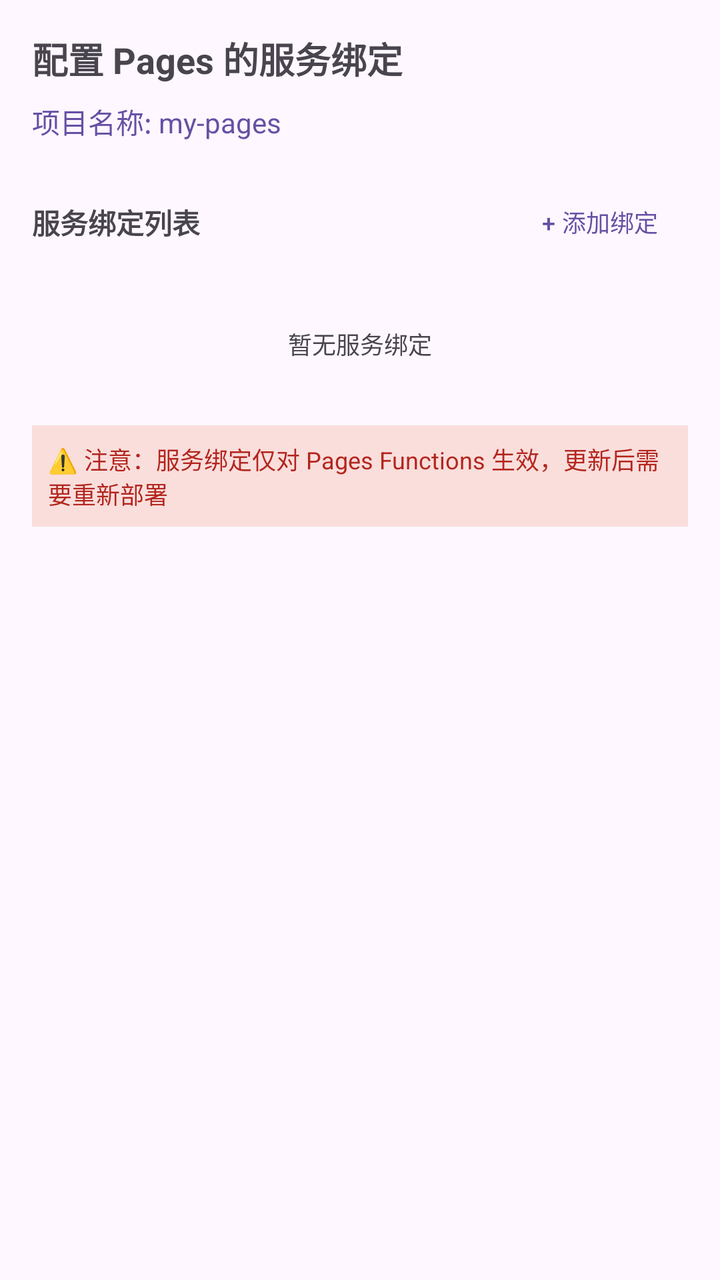
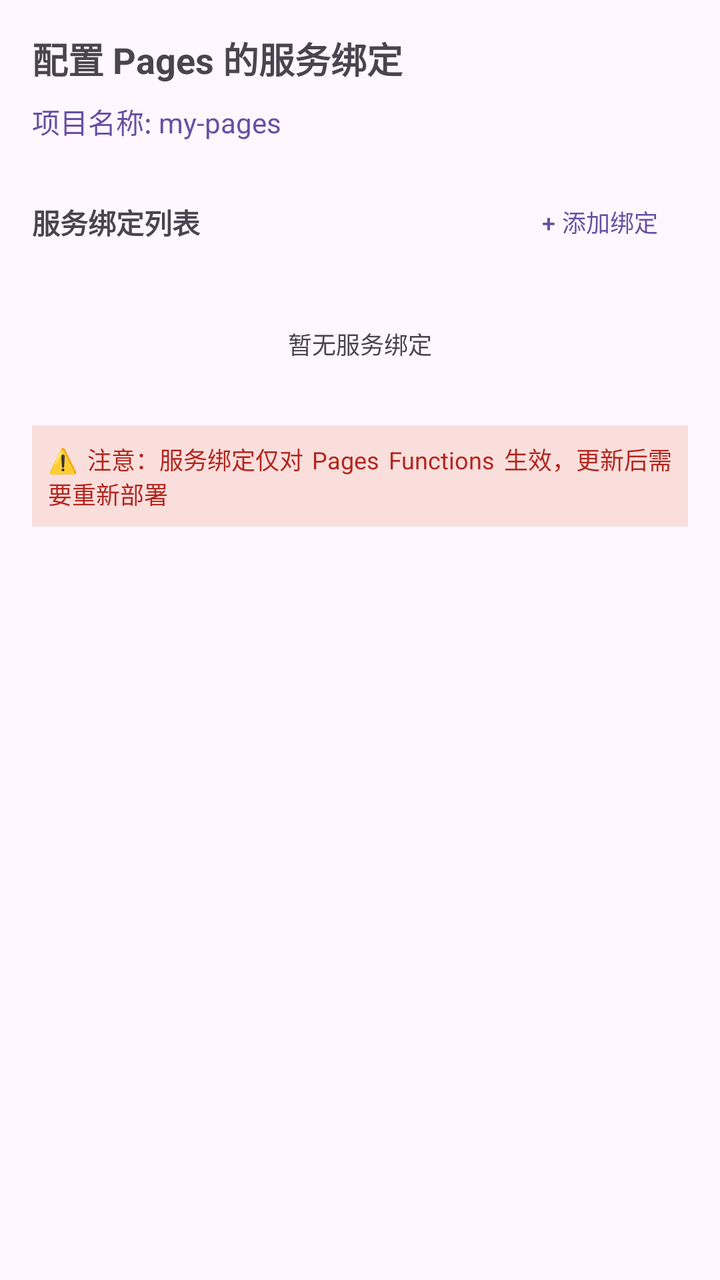

Screens rendered from an Android XML layout before and after an edit, with the pre-edit source and the edit as a unified diff.
<!-- AndroidManifest.xml: application theme AppTheme -->
<!-- res/layout/dialog_pages_services.xml -->
<?xml version="1.0" encoding="utf-8"?>
<LinearLayout xmlns:android="http://schemas.android.com/apk/res/android"
    xmlns:app="http://schemas.android.com/apk/res-auto"
    android:layout_width="match_parent"
    android:layout_height="wrap_content"
    android:orientation="vertical"
    android:padding="16dp">

    <TextView
        android:id="@+id/projectNameTitle"
        android:layout_width="match_parent"
        android:layout_height="wrap_content"
        android:text="配置 Pages 的服务绑定"
        android:textSize="18sp"
        android:textStyle="bold"
        android:layout_marginBottom="8dp" />

    <TextView
        android:id="@+id/projectNameText"
        android:layout_width="match_parent"
        android:layout_height="wrap_content"
        android:text="项目名称: my-pages"
        android:textSize="14sp"
        android:textColor="?attr/colorPrimary"
        android:layout_marginBottom="16dp" />

    <LinearLayout
        android:layout_width="match_parent"
        android:layout_height="wrap_content"
        android:orientation="horizontal"
        android:gravity="center_vertical"
        android:layout_marginBottom="12dp">

        <TextView
            android:layout_width="0dp"
            android:layout_height="wrap_content"
            android:layout_weight="1"
            android:text="服务绑定列表"
            android:textSize="14sp"
            android:textStyle="bold" />

        <Button
            android:id="@+id/addBindingBtn"
            android:layout_width="wrap_content"
            android:layout_height="wrap_content"
            android:text="+ 添加绑定"
            android:textSize="12sp"
            style="@style/Widget.Material3.Button.TextButton" />

    </LinearLayout>

    <androidx.recyclerview.widget.RecyclerView
        android:id="@+id/bindingsRecyclerView"
        android:layout_width="match_parent"
        android:layout_height="wrap_content"
        android:maxHeight="300dp"
        android:nestedScrollingEnabled="true"
        app:layoutManager="androidx.recyclerview.widget.LinearLayoutManager" />

    <TextView
        android:id="@+id/noBindingsText"
        android:layout_width="match_parent"
        android:layout_height="wrap_content"
        android:text="暂无服务绑定"
        android:textSize="12sp"
        android:textColor="?android:attr/textColorSecondary"
        android:padding="16dp"
        android:gravity="center"
        android:visibility="visible" />

    <TextView
        android:layout_width="match_parent"
        android:layout_height="wrap_content"
        android:text="⚠️ 注意：服务绑定仅对 Pages Functions 生效，更新后需要重新部署"
        android:textSize="12sp"
        android:textColor="?attr/colorError"
        android:layout_marginTop="16dp"
        android:padding="8dp"
        android:background="?attr/colorErrorContainer" />

</LinearLayout>
<!-- resources referenced by this layout -->
<resources>
  <style name="AppTheme" parent="Base.AppTheme" />
  <style name="Base.AppTheme" parent="Theme.Material3.DayNight.NoActionBar">
      
      
    </style>
</resources>

<!-- the commit's change to res/layout/dialog_pages_services.xml (unified diff, before → after) -->
@@ -10,7 +10,7 @@
         android:id="@+id/projectNameTitle"
         android:layout_width="match_parent"
         android:layout_height="wrap_content"
-        android:text="配置 Pages 的服务绑定"
+        android:text="@string/xml_dialog_pages_services"
         android:textSize="18sp"
         android:textStyle="bold"
         android:layout_marginBottom="8dp" />
@@ -19,7 +19,7 @@
         android:id="@+id/projectNameText"
         android:layout_width="match_parent"
         android:layout_height="wrap_content"
-        android:text="项目名称: my-pages"
+        android:text="@string/xml_dialog_pages_services_2"
         android:textSize="14sp"
         android:textColor="?attr/colorPrimary"
         android:layout_marginBottom="16dp" />
@@ -35,7 +35,7 @@
             android:layout_width="0dp"
             android:layout_height="wrap_content"
             android:layout_weight="1"
-            android:text="服务绑定列表"
+            android:text="@string/xml_dialog_pages_services_3"
             android:textSize="14sp"
             android:textStyle="bold" />
 
@@ -43,7 +43,7 @@
             android:id="@+id/addBindingBtn"
             android:layout_width="wrap_content"
             android:layout_height="wrap_content"
-            android:text="+ 添加绑定"
+            android:text="@string/binding_add"
             android:textSize="12sp"
             style="@style/Widget.Material3.Button.TextButton" />
 
@@ -61,7 +61,7 @@
         android:id="@+id/noBindingsText"
         android:layout_width="match_parent"
         android:layout_height="wrap_content"
-        android:text="暂无服务绑定"
+        android:text="@string/xml_dialog_pages_services_4"
         android:textSize="12sp"
         android:textColor="?android:attr/textColorSecondary"
         android:padding="16dp"
@@ -71,7 +71,7 @@
     <TextView
         android:layout_width="match_parent"
         android:layout_height="wrap_content"
-        android:text="⚠️ 注意：服务绑定仅对 Pages Functions 生效，更新后需要重新部署"
+        android:text="@string/xml_dialog_pages_services_5"
         android:textSize="12sp"
         android:textColor="?attr/colorError"
         android:layout_marginTop="16dp"
<!-- resource entries referenced after the edit -->
@@ -1,9 +1,58 @@
 <!-- resources referenced by this layout -->
 <resources>
+  <string name="binding_add">+ 添加绑定</string>
+  <string name="xml_dialog_pages_services">配置 Pages 的服务绑定</string>
+  <string name="xml_dialog_pages_services_2">项目名称: my-pages</string>
+  <string name="xml_dialog_pages_services_3">服务绑定列表</string>
+  <string name="xml_dialog_pages_services_4">暂无服务绑定</string>
+  <string name="xml_dialog_pages_services_5">⚠️ 注意：服务绑定仅对 Pages Functions 生效，更新后需要重新部署</string>
   <style name="AppTheme" parent="Base.AppTheme" />
   <style name="Base.AppTheme" parent="Theme.Material3.DayNight.NoActionBar">
       
       
+  
+      
+      <item name="android:textViewStyle">@style/AppTextView</item>
+      <item name="android:buttonStyle">@style/AppButton</item>
+      <item name="materialButtonStyle">@style/AppMaterialButton</item>
+      <item name="chipStyle">@style/AppChip</item>
     </style>
+  <style name="AppTextView" parent="@android:style/Widget.DeviceDefault.TextView">
+      <item name="android:breakStrategy">simple</item>
+      <item name="android:hyphenationFrequency">full</item>
+      <item name="android:ellipsize">end</item>
+      <item name="android:justificationMode">inter_word</item>
+      <item name="android:textIsSelectable">false</item>
+    </style>
+  <style name="AppButton" parent="Widget.Material3.Button">
+      <item name="android:minHeight">@dimen/app_button_min_height</item>
+      <item name="android:minWidth">@dimen/app_button_min_width</item>
+      <item name="android:maxLines">2</item>
+      <item name="android:ellipsize">end</item>
+      <item name="android:paddingStart">@dimen/app_button_padding_h</item>
+      <item name="android:paddingEnd">@dimen/app_button_padding_h</item>
+      <item name="android:breakStrategy">simple</item>
+      <item name="android:hyphenationFrequency">full</item>
+      <item name="android:textSize">@dimen/app_button_text_size</item>
+    </style>
+  <style name="AppMaterialButton" parent="Widget.Material3.Button">
+      <item name="android:minHeight">@dimen/app_button_min_height</item>
+      <item name="android:minWidth">@dimen/app_button_min_width</item>
+      <item name="android:maxLines">2</item>
+      <item name="android:ellipsize">end</item>
+      <item name="android:paddingStart">@dimen/app_button_padding_h</item>
+      <item name="android:paddingEnd">@dimen/app_button_padding_h</item>
+      <item name="android:breakStrategy">simple</item>
+      <item name="android:hyphenationFrequency">full</item>
+      <item name="android:textAllCaps">false</item>
+      <item name="android:textSize">@dimen/app_button_text_size</item>
+    </style>
+  <style name="AppChip" parent="Widget.Material3.Chip.Assist">
+      <item name="android:textIsSelectable">false</item>
+    </style>
+  <dimen name="app_button_min_height">48dp</dimen>
+  <dimen name="app_button_min_width">112dp</dimen>
+  <dimen name="app_button_padding_h">10dp</dimen>
+  <dimen name="app_button_text_size">13sp</dimen>
 </resources>
 
